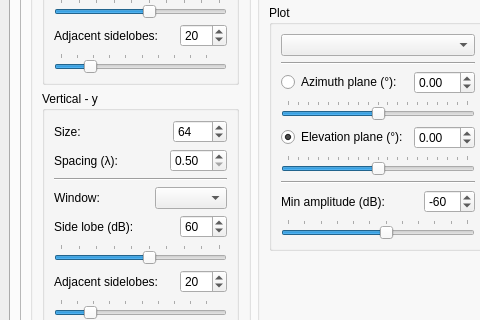
Old version of the form src/radeye/panel.ui in the repository hotung1027/radeye; both pictures show x 0 to 480 and y 238 to 558 of the 1003 by 696 pixel window.
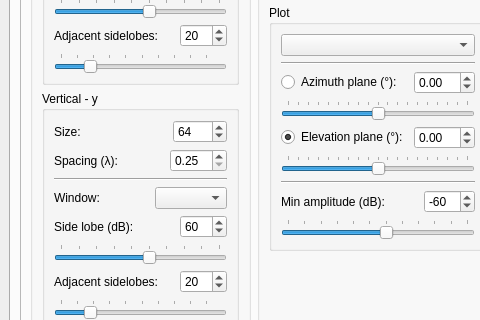
New version of the form. The open tabs and pages were chosen to show the change. Icons and pictures are not drawn. Custom widgets are drawn as their Qt base class.

The edit to the form file:
```diff
--- a/src/radeye/panel.ui
+++ b/src/radeye/panel.ui
@@ -872,7 +872,7 @@
                             </size>
                            </property>
                            <property name="minimum">
-                            <double>0.500000000000000</double>
+                            <double>0.250000000000000</double>
                            </property>
                            <property name="maximum">
                             <double>10.000000000000000</double>
@@ -880,6 +880,9 @@
                            <property name="singleStep">
                             <double>0.250000000000000</double>
                            </property>
+                           <property name="value">
+                            <double>0.250000000000000</double>
+                           </property>
                           </widget>
                          </item>
                         </layout>
```
Left out of the diff: 4 changed lines with no effect on the pictures.
